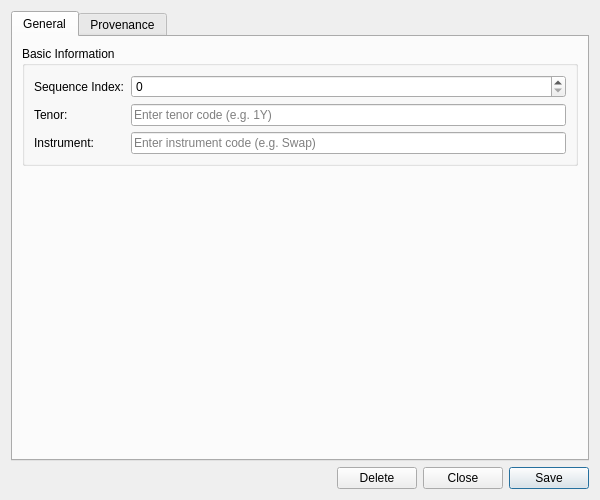
This is projects/ores.qt/synthetic/ui/IrCurveTemplateEntryDetailDialog.ui in OreStudio/OreStudio as Qt 5 draws it before an edit. The edited form follows.
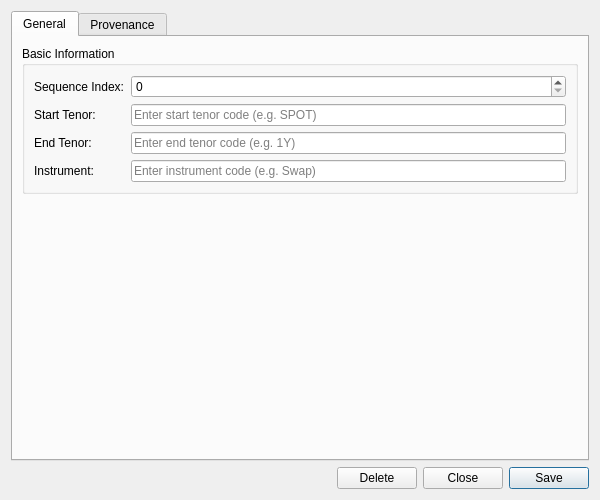
This is the edited form. Custom widgets are drawn as their Qt base class.

Commit message: [synthetic,qt] Model ir_curve_template_entry as a genuine [start, end) tenor period

What changed in the file:
```diff
--- a/projects/ores.qt/synthetic/ui/IrCurveTemplateEntryDetailDialog.ui
+++ b/projects/ores.qt/synthetic/ui/IrCurveTemplateEntryDetailDialog.ui
@@ -58,25 +58,39 @@
           <item row="1" column="0">
            <widget class="QLabel" name="labelTenorCode">
             <property name="text">
-             <string>Tenor:</string>
+             <string>Start Tenor:</string>
             </property>
            </widget>
           </item>
           <item row="1" column="1">
            <widget class="QLineEdit" name="tenorCodeEdit">
             <property name="placeholderText">
-             <string>Enter tenor code (e.g. 1Y)</string>
+             <string>Enter start tenor code (e.g. SPOT)</string>
             </property>
            </widget>
           </item>
           <item row="2" column="0">
+           <widget class="QLabel" name="labelEndTenorCode">
+            <property name="text">
+             <string>End Tenor:</string>
+            </property>
+           </widget>
+          </item>
+          <item row="2" column="1">
+           <widget class="QLineEdit" name="endTenorCodeEdit">
+            <property name="placeholderText">
+             <string>Enter end tenor code (e.g. 1Y)</string>
+            </property>
+           </widget>
+          </item>
+          <item row="3" column="0">
            <widget class="QLabel" name="labelInstrumentCode">
             <property name="text">
              <string>Instrument:</string>
             </property>
            </widget>
           </item>
-          <item row="2" column="1">
+          <item row="3" column="1">
            <widget class="QLineEdit" name="instrumentCodeEdit">
             <property name="placeholderText">
              <string>Enter instrument code (e.g. Swap)</string>
```
Left out of the diff: 4 changed lines with no effect on the pictures. The commit also changes 16 other files.
